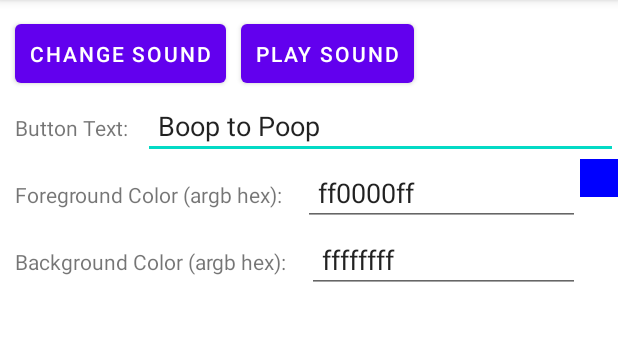
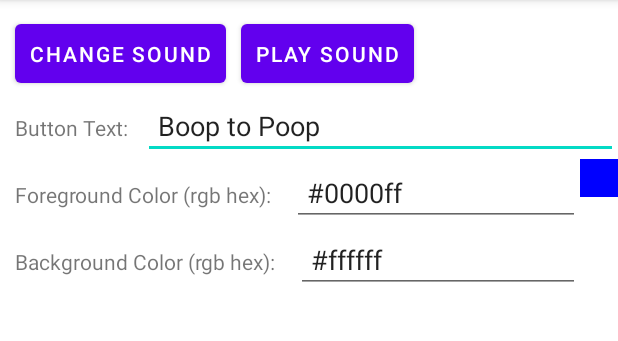
Before and after one commit to WestRyanK/smart-dog-bell, an Android app: the SettingsActivity screen opened directly, with no data from a screen before it, on a phone screen of 412 x 824 dp, the part 84-425 px from its top. Run offline under Robolectric (Android 15) with nearby library versions, the light colour scheme and no system bars.

Commit message:
Harden Hex Input

```diff
--- a/android_app/app/src/main/java/com/example/smartdogbell/SettingsActivity.kt
+++ b/android_app/app/src/main/java/com/example/smartdogbell/SettingsActivity.kt
@@ -87,22 +87,42 @@ class SettingsActivity : AppCompatActivity() {
     }
 
     private fun loadColor(editText: EditText, imageView: ImageView, color: Int) {
-        val hex = toHex(color)
-        editText.setText(hex)
+        val rgbHex = toRgbHex(color)
+        val poundRgbHex = "#$rgbHex"
+        editText.setText(poundRgbHex)
         imageView.setBackgroundColor(color)
     }
 
-    private fun toHex(color: Int): String {
-        val noLeadingZerosHex = color.toUInt().toString(16)
-        val leadingZerosHex = "0".repeat(8 - noLeadingZerosHex.length) + noLeadingZerosHex
-        return leadingZerosHex
+    private fun toRgbHex(color: Int): String {
+        var hex = color.toUInt().toString(16)
+        val rgbHex = toRgbHex(hex)
+        return rgbHex
+    }
+
+    private fun toRgbHex(hex: String): String {
+        val poundlessHex = if (hex.length > 0 && hex[0] == '#') {
+            hex.substring(1)
+        }
+        else {
+            hex
+        }
+        val substringStart = poundlessHex.length - 6
+        val noAlphaHex = if (substringStart > 0) {
+            poundlessHex.substring(substringStart)
+        }
+        else {
+            poundlessHex
+        }
+        val rgbHex = noAlphaHex + "0".repeat(6 - noAlphaHex.length)
+        return rgbHex
     }
 
     private fun extractColor(editText: EditText): Int? {
         return try {
-            val l: Long = java.lang.Long.parseLong(editText.text.toString(), 16)
-            val lInt = l.toInt()
-            lInt
+            val rgbHex = toRgbHex(editText.text.toString())
+            val argbHex = "FF$rgbHex"
+            val longHex: Long = java.lang.Long.parseLong(argbHex, 16)
+            longHex.toInt()
         } catch (ex: Exception) {
             null
         }
--- a/android_app/app/src/main/res/layout/activity_settings.xml
+++ b/android_app/app/src/main/res/layout/activity_settings.xml
@@ -43,7 +43,7 @@
         android:id="@+id/foregroundColorTextView"
         android:layout_width="wrap_content"
         android:layout_height="wrap_content"
-        android:text="Foreground Color (argb hex): "
+        android:text="Foreground Color (rgb hex): "
         app:layout_constraintBaseline_toBaselineOf="@id/foregroundColorEditText"
         app:layout_constraintLeft_toLeftOf="parent"
         android:padding="10dp"/>
@@ -68,7 +68,7 @@
         android:id="@+id/backgroundColorTextView"
         android:layout_width="wrap_content"
         android:layout_height="wrap_content"
-        android:text="Background Color (argb hex): "
+        android:text="Background Color (rgb hex): "
         app:layout_constraintBaseline_toBaselineOf="@id/backgroundColorEditText"
         app:layout_constraintLeft_toLeftOf="parent"
         android:padding="10dp"/>
```
